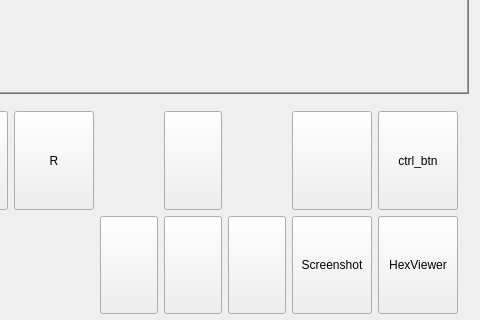
First picture: the form in qtBuildSystem/Mu/mainwindow.ui, repository meepingsnesroms/Mu, before the edit; both pictures show x 94 to 574 and y 237 to 557 of the 574 by 678 pixel window.
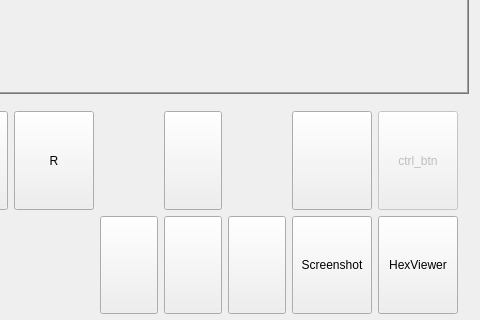
Second picture: the form after the edit. Icons and pictures are not drawn. Custom widgets are drawn as their Qt base class.

```diff
--- a/qtBuildSystem/Mu/mainwindow.ui
+++ b/qtBuildSystem/Mu/mainwindow.ui
@@ -311,6 +311,9 @@
         </item>
         <item row="0" column="8">
          <widget class="QPushButton" name="ctrlBtn">
+          <property name="enabled">
+           <bool>false</bool>
+          </property>
           <property name="sizePolicy">
            <sizepolicy hsizetype="MinimumExpanding" vsizetype="MinimumExpanding">
             <horstretch>0</horstretch>
```
